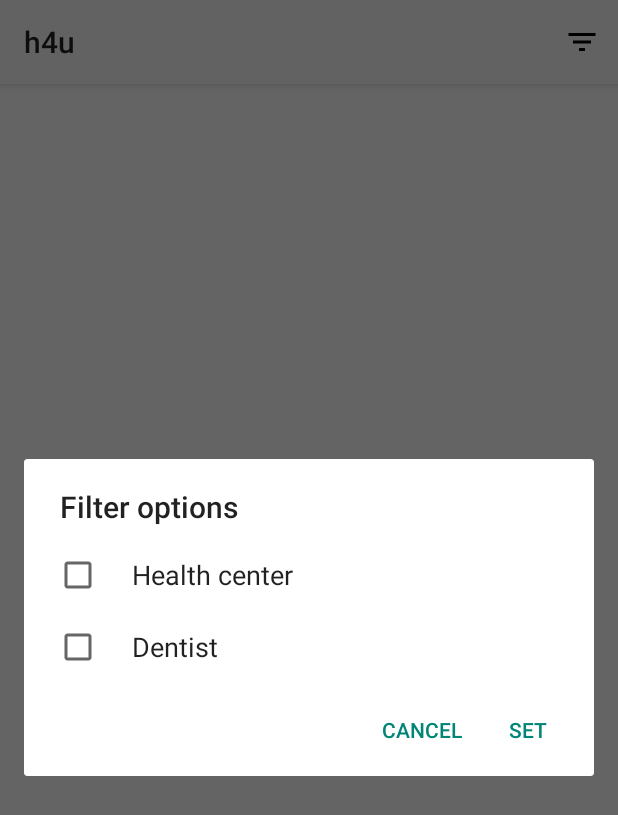
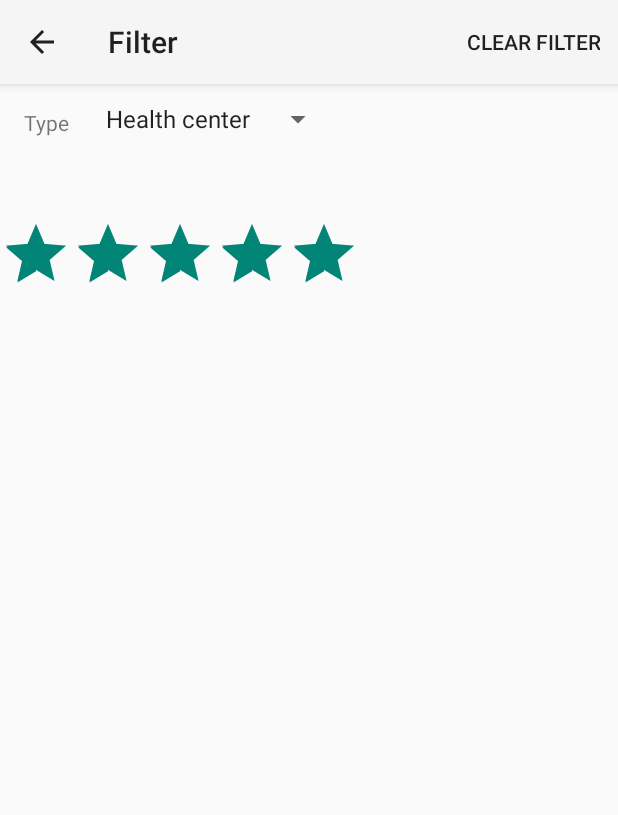
Before and after one commit to lol2kpe/EDA397_Team3, an Android app: the screen it shows after launch (MainActivity before the commit, FilterActivity after it), after a tap on "Filter", on a phone screen of 412 x 824 dp. Shown: the top 815 px of the screen. Run offline under Robolectric (Android 15) with nearby library versions, the phone set to English and light mode, and no system bars.

Commit message:
Added FilterActivity
Created a FilterActivity. The filter option in the toolbar starts a new
Intent, opening a new filter activity. The new activity has its' own
XML-files for it's layout, toolbar and toolbar items. The new activity
has an "up"-functionality, allowing one to go back to the MainActivity.

```diff
--- a/app/src/main/AndroidManifest.xml
+++ b/app/src/main/AndroidManifest.xml
@@ -15,6 +15,16 @@
                 <category android:name="android.intent.category.LAUNCHER"/>
             </intent-filter>
         </activity>
+
+        <activity
+            android:name=".FilterActivity"
+            android:label="@string/activity_filter_title"
+            android:parentActivityName=".MainActivity">
+
+            <meta-data
+                android:name="android.support.PARENT_ACTIVITY"
+                android:value=".MainActivity"/>
+        </activity>
     </application>
 
 </manifest>
--- /dev/null
+++ b/app/src/main/java/com/lol2kpe/h4u/FilterActivity.java
@@ -0,0 +1,46 @@
+package com.lol2kpe.h4u;
+
+import android.os.Bundle;
+import android.support.v7.app.ActionBar;
+import android.support.v7.app.AppCompatActivity;
+import android.support.v7.widget.Toolbar;
+import android.view.Menu;
+import android.view.MenuInflater;
+import android.widget.ArrayAdapter;
+import android.widget.Spinner;
+
+/**
+ * Created by jonat on 2017-04-02.
+ */
+
+public class FilterActivity extends AppCompatActivity {
+
+    @Override
+    protected void onCreate(Bundle savedInstanceState) {
+        super.onCreate(savedInstanceState);
+        setContentView(R.layout.activity_filter);
+
+        Toolbar toolbar = (Toolbar) findViewById(R.id.toolbar_filter);
+        setSupportActionBar(toolbar);
+
+        // Enable the up action to the toolbar (the "<-" arrow)
+        getSupportActionBar().setDisplayHomeAsUpEnabled(true);
+
+        Spinner spinner = (Spinner) findViewById(R.id.type_spinner);
+        // Create an ArrayAdapter using the string array and a default spinner layout
+        ArrayAdapter<CharSequence> adapter = ArrayAdapter.createFromResource(this,
+                R.array.dialog_filter_options, android.R.layout.simple_spinner_item);
+        // Specify the layout to use when the list of choices appears
+        adapter.setDropDownViewResource(android.R.layout.simple_spinner_dropdown_item);
+        // Apply the adapter to the spinner
+        spinner.setAdapter(adapter);
+    }
+
+    @Override
+    public boolean onCreateOptionsMenu (Menu menu) {
+        MenuInflater inflater = getMenuInflater();
+        inflater.inflate(R.menu.menu_filter, menu);
+
+        return super.onCreateOptionsMenu(menu);
+    }
+}
--- a/app/src/main/java/com/lol2kpe/h4u/MainActivity.java
+++ b/app/src/main/java/com/lol2kpe/h4u/MainActivity.java
@@ -1,6 +1,7 @@
 package com.lol2kpe.h4u;
 
 import android.content.DialogInterface;
+import android.content.Intent;
 import android.support.v7.app.AlertDialog;
 import android.support.v7.app.AppCompatActivity;
 import android.os.Bundle;
@@ -19,15 +20,16 @@ public class MainActivity extends AppCompatActivity {
 		super.onCreate(savedInstanceState);
 		setContentView(R.layout.activity_main);
 
-		//Sets the customized toolbar as the app bar for this activity
-		Toolbar toolbar = (Toolbar)findViewById(R.id.toolbar);
+		//Sets the customized menu_main as the app bar for this activity
+		Toolbar toolbar = (Toolbar)findViewById(R.id.toolbar_main);
 		setSupportActionBar(toolbar);
 	}
 
 	@Override
 	public boolean onCreateOptionsMenu (Menu menu) {
 		MenuInflater inflater = getMenuInflater();
-		inflater.inflate(R.menu.toolbar, menu);
+		inflater.inflate(R.menu.menu_main, menu);
+
 		return super.onCreateOptionsMenu(menu);
 	}
 
@@ -35,7 +37,8 @@ public class MainActivity extends AppCompatActivity {
     public boolean onOptionsItemSelected(MenuItem item) {
         switch (item.getItemId()) {
             case R.id.toolbar_action_filter:
-                showFilterDialog();
+                startActivity(new Intent(getApplicationContext(), FilterActivity.class));
+                //showFilterDialog();
                 return true;
             default:
                 return super.onOptionsItemSelected(item);
--- /dev/null
+++ b/app/src/main/res/drawable/ic_search_black_24dp.xml
@@ -0,0 +1,9 @@
+<vector xmlns:android="http://schemas.android.com/apk/res/android"
+        android:width="24dp"
+        android:height="24dp"
+        android:viewportWidth="24.0"
+        android:viewportHeight="24.0">
+    <path
+        android:fillColor="#FF000000"
+        android:pathData="M15.5,14h-0.79l-0.28,-0.27C15.41,12.59 16,11.11 16,9.5 16,5.91 13.09,3 9.5,3S3,5.91 3,9.5 5.91,16 9.5,16c1.61,0 3.09,-0.59 4.23,-1.57l0.27,0.28v0.79l5,4.99L20.49,19l-4.99,-5zM9.5,14C7.01,14 5,11.99 5,9.5S7.01,5 9.5,5 14,7.01 14,9.5 11.99,14 9.5,14z"/>
+</vector>
--- /dev/null
+++ b/app/src/main/res/layout/activity_filter.xml
@@ -0,0 +1,50 @@
+<?xml version="1.0" encoding="utf-8"?>
+<RelativeLayout xmlns:android="http://schemas.android.com/apk/res/android"
+    xmlns:tools="http://schemas.android.com/tools"
+    android:layout_width="match_parent"
+    android:layout_height="match_parent"
+    xmlns:app="http://schemas.android.com/apk/res-auto"
+    tools:context="com.lol2kpe.h4u.MainActivity">
+
+    <!-- Adds a Toolbar to the FilterActivity -->
+    <android.support.v7.widget.Toolbar
+        android:id="@+id/toolbar_filter"
+        android:layout_width="match_parent"
+        android:layout_height="?attr/actionBarSize"
+        android:background="?attr/colorPrimary"
+        android:elevation="4dp"
+        android:theme="@style/ThemeOverlay.AppCompat.ActionBar"
+        app:popupTheme="@style/ThemeOverlay.AppCompat.Light"/>
+
+    <TextView
+        android:id="@+id/textView"
+        android:layout_width="wrap_content"
+        android:layout_height="wrap_content"
+        android:layout_below="@+id/toolbar_filter"
+        android:paddingTop="16dp"
+        android:paddingLeft="16dp"
+        android:text="Type" />
+
+    <Spinner
+        android:layout_width="wrap_content"
+        android:layout_height="wrap_content"
+        android:paddingLeft="16dp"
+        android:id="@+id/type_spinner"
+        android:layout_alignBottom="@+id/textView"
+        android:layout_toEndOf="@+id/textView" />
+
+    <RatingBar
+        android:layout_width="wrap_content"
+        android:layout_height="wrap_content"
+        android:rating="5.0"
+        android:stepSize="1.0"
+        android:numStars="5"
+        android:layout_below="@+id/toolbar_filter"
+        android:layout_alignParentStart="true"
+        android:layout_marginTop="89dp"
+        android:id="@+id/ratingBar" />
+
+>
+
+
+</RelativeLayout>
--- a/app/src/main/res/layout/activity_main.xml
+++ b/app/src/main/res/layout/activity_main.xml
@@ -8,7 +8,7 @@
 
     <!-- Adds a Toolbar to the MainActivity -->
     <android.support.v7.widget.Toolbar
-        android:id="@+id/toolbar"
+        android:id="@+id/toolbar_main"
         android:layout_width="match_parent"
         android:layout_height="?attr/actionBarSize"
         android:background="?attr/colorPrimary"
@@ -19,5 +19,7 @@
     <TextView
         android:layout_width="wrap_content"
         android:layout_height="wrap_content"
-        android:text="Hello World!"/>
+        android:layout_below="@+id/toolbar_main"
+        android:text="Hello World!"
+        />
 </RelativeLayout>
--- /dev/null
+++ b/app/src/main/res/menu/menu_filter.xml
@@ -0,0 +1,11 @@
+<?xml version="1.0" encoding="utf-8"?>
+<!-- Defines the menu item that will appear on the menu_main in the FilterActivity -->
+<menu xmlns:android="http://schemas.android.com/apk/res/android"
+    xmlns:app="http://schemas.android.com/apk/res-auto">
+
+    <!-- Clear filter action -->
+    <item
+        android:id="@+id/toolbar_action_clear_filter"
+        android:title="@string/toolbar_clear_filter"
+        app:showAsAction="always"/>
+</menu>
--- a/app/src/main/res/menu/toolbar.xml
+++ b/app/src/main/res/menu/menu_main.xml
@@ -1,12 +1,12 @@
 <?xml version="1.0" encoding="utf-8"?>
-<!-- Defines the menu item that will appear on the toolbar in the MainActivity -->
+<!-- Defines the menu item that will appear on the menu_main in the MainActivity -->
 <menu xmlns:android="http://schemas.android.com/apk/res/android"
     xmlns:app="http://schemas.android.com/apk/res-auto">
-    <!-- Filter item -->
+
+    <!-- Filter action -->
     <item
         android:id="@+id/toolbar_action_filter"
         android:icon="@drawable/ic_filter_list_black_24dp"
-        android:title="@string/toolbar_action_filter_title"
+        android:title="@string/toolbar_filter"
         app:showAsAction="always"/>
-
 </menu>
--- a/app/src/main/res/values/dialog_filter_options.xml
+++ /dev/null
@@ -1,8 +0,0 @@
-<?xml version="1.0" encoding="utf-8"?>
-<resources>
-    <!-- Temporary filter options -->
-    <string-array name="dialog_filter_options">
-        <item>Health center</item>
-        <item>Dentist</item>
-    </string-array>
-</resources>
--- a/app/src/main/res/values/strings.xml
+++ b/app/src/main/res/values/strings.xml
@@ -1,9 +1,21 @@
 <resources>
     <string name="app_name">h4u</string>
-    <!-- Toolbar actions strings -->
-    <string name="toolbar_action_filter_title">Filter</string>
+    <string name="activity_filter_title">Filter</string>
+
+    <!-- Main activity toolbar  -->
+    <string name="toolbar_filter">Filter</string>
+
+    <!-- Filter activity toolbar -->
+    <string name="toolbar_clear_filter">Clear filter</string>
+
     <!-- Filter dialog strings -->
     <string name="dialog_filter_title">Filter options</string>
     <string name="dialog_filter_ok">SET</string>
     <string name="dialog_filter_cancel">CANCEL</string>
+    <!-- Temporary filter options -->
+    <string-array name="dialog_filter_options">
+        <item>Health center</item>
+        <item>Dentist</item>
+    </string-array>
+
 </resources>
```
